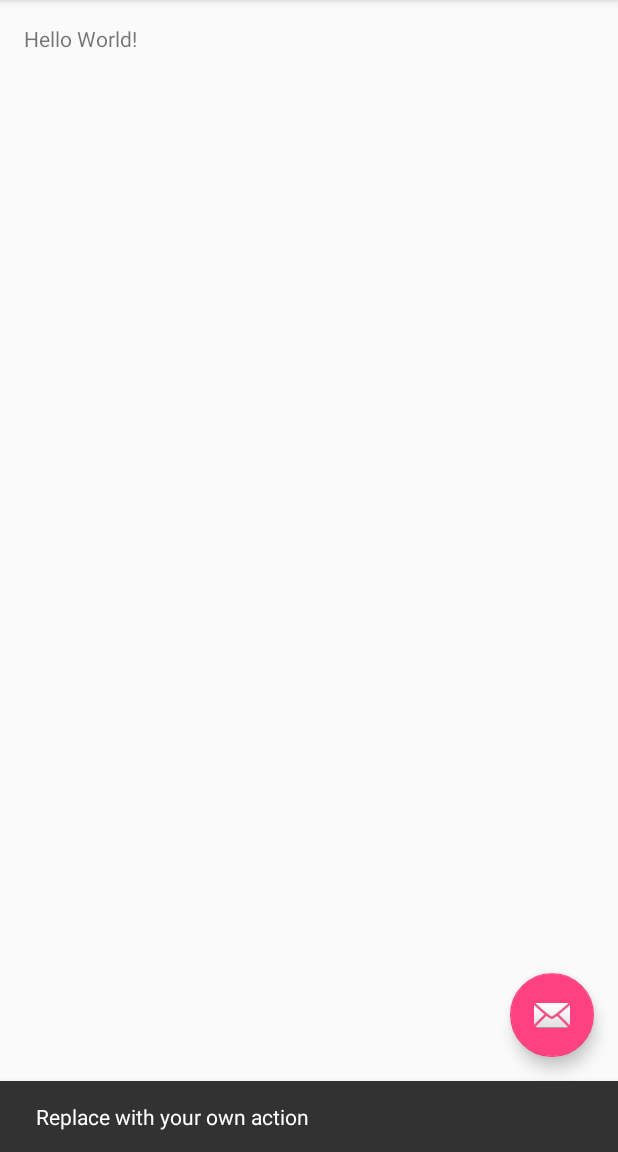
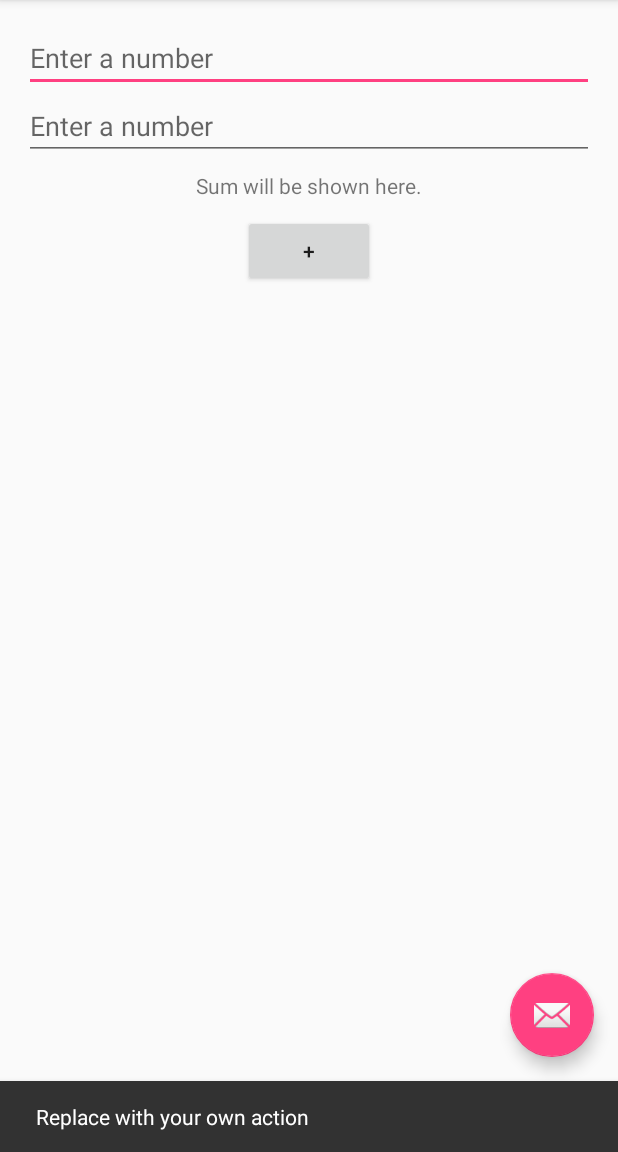
Before and after one commit to azizurice/DroiderNeeds, an Android app: the screen it shows after launch (MainActivity), after a tap on an icon or button, on a phone screen of 412 x 824 dp, the part 84-1236 px from its top. Run offline under Robolectric (Android 15) with nearby library versions, the phone set to English and light mode, and no system bars.

Commit message:
Added UI elements and Implemented add functionalities

```diff
--- a/AppOne/app/src/main/java/com/letscodes/appone/MainActivity.java
+++ b/AppOne/app/src/main/java/com/letscodes/appone/MainActivity.java
@@ -8,8 +8,16 @@ import android.support.v7.widget.Toolbar;
 import android.view.View;
 import android.view.Menu;
 import android.view.MenuItem;
+import android.widget.Button;
+import android.widget.EditText;
+import android.widget.TextView;
 
 public class MainActivity extends AppCompatActivity {
+
+    private EditText textBoxOne;
+    private EditText textBoxTwo;
+    private TextView textViewResult;
+    private Button addButton;
 
     @Override
     protected void onCreate(Bundle savedInstanceState) {
@@ -17,6 +25,14 @@ public class MainActivity extends AppCompatActivity {
         setContentView(R.layout.activity_main);
         Toolbar toolbar = (Toolbar) findViewById(R.id.toolbar);
         setSupportActionBar(toolbar);
+
+        // The following three lines will make a bridge between the code and UI (implemented using XML).
+
+        textBoxOne=(EditText)findViewById(R.id.number_one);
+        textBoxTwo =(EditText)findViewById(R.id.number_two);
+        textViewResult =(TextView)findViewById(R.id.display_sum);
+
+
 
         FloatingActionButton fab = (FloatingActionButton) findViewById(R.id.fab);
         fab.setOnClickListener(new View.OnClickListener() {
@@ -49,4 +65,19 @@ public class MainActivity extends AppCompatActivity {
 
         return super.onOptionsItemSelected(item);
     }
+
+
+    public void addNumbers(View view){
+        int mNumberOne = Integer.valueOf(textBoxOne.getText().toString());
+        int mNumberTwo = Integer.valueOf(textBoxTwo.getText().toString());
+
+        int sum =sumOfTwoNumbers(mNumberOne,mNumberTwo);
+
+        textViewResult.setText("");
+        textViewResult.setText(Integer.toString(sum));
+    }
+
+    public int sumOfTwoNumbers(int n1, int n2){
+        return n1+n2;
+    }
 }
--- a/AppOne/app/src/main/res/layout/content_main.xml
+++ b/AppOne/app/src/main/res/layout/content_main.xml
@@ -12,8 +12,38 @@
     tools:context="com.letscodes.appone.MainActivity"
     tools:showIn="@layout/activity_main">
 
+    <EditText
+        android:id="@+id/number_one"
+        android:layout_width="fill_parent"
+        android:layout_height="wrap_content"
+        android:hint="@string/number_hint"
+        android:inputType="number" />
+
+    <EditText
+        android:id="@+id/number_two"
+        android:layout_width="fill_parent"
+        android:layout_height="wrap_content"
+        android:layout_below="@+id/number_one"
+        android:hint="@string/number_hint"
+        android:inputType="number" />
+
     <TextView
+        android:id="@+id/display_sum"
+        android:paddingTop="7dp"
+        android:paddingBottom="10dp"
         android:layout_width="wrap_content"
         android:layout_height="wrap_content"
-        android:text="Hello World!" />
+        android:layout_centerHorizontal="true"
+        android:layout_below="@+id/number_two"
+        android:text="@string/display_result" />
+
+    <Button
+        android:id="@+id/add_numbers"
+        android:layout_width="wrap_content"
+        android:layout_height="wrap_content"
+        android:layout_below="@+id/display_sum"
+        android:layout_centerHorizontal="true"
+        android:text="@string/add_numbers"
+        android:onClick="addNumbers" />
+
 </RelativeLayout>
--- a/AppOne/app/src/main/res/values/strings.xml
+++ b/AppOne/app/src/main/res/values/strings.xml
@@ -1,4 +1,8 @@
 <resources>
     <string name="app_name">AppOne</string>
     <string name="action_settings">Settings</string>
+    <string name="number_hint"> Enter a number</string>
+    <string name="display_result"> Sum will be shown here.</string>
+    <string name="add_numbers"> + </string>
+
 </resources>
```
